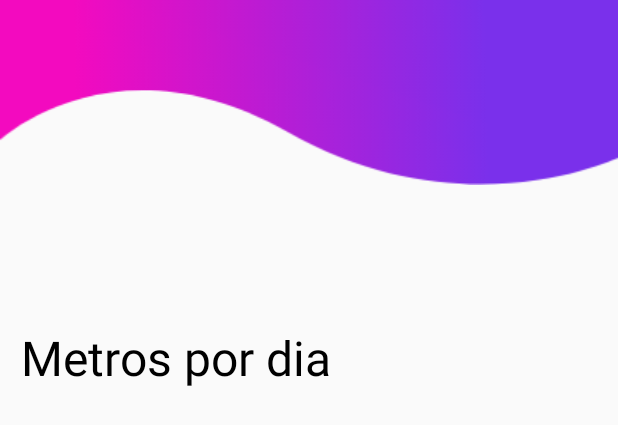
After one commit to SOA-2021/RecuperARte, an Android app: the layout activity_mt_per_day_stats.xml on its own in the app's theme, with its tools: preview values and no code run, on a phone screen of 412 x 824 dp. The commit adds this screen. Shown: the top 425 px of the screen. Run offline under Robolectric (Android 15) with nearby library versions, the phone set to English and light mode, and no system bars.

Commit message:
Comienzo de tabla de MtPerDay

```diff
--- a/app/src/main/AndroidManifest.xml
+++ b/app/src/main/AndroidManifest.xml
@@ -17,6 +17,9 @@
         android:theme="@style/AppTheme"
         android:usesCleartextTraffic="true">
         <activity
+            android:name=".view.MtPerDayStats"
+            android:exported="true" />
+        <activity
             android:name=".view.MainActivity"
             android:exported="true" />
         <activity
--- a/app/src/main/res/layout/activity_main.xml
+++ b/app/src/main/res/layout/activity_main.xml
@@ -7,7 +7,7 @@
     tools:context=".view.MainActivity">
 
     <Button
-        android:id="@+id/signup_button2"
+        android:id="@+id/mt_perday_button"
         android:layout_width="150dp"
         android:layout_height="wrap_content"
         android:layout_gravity="center"
@@ -42,7 +42,7 @@
         app:layout_constraintBottom_toBottomOf="parent"
         app:layout_constraintEnd_toEndOf="parent"
         app:layout_constraintStart_toStartOf="parent"
-        app:layout_constraintTop_toBottomOf="@+id/signup_button2" />
+        app:layout_constraintTop_toBottomOf="@+id/mt_perday_button" />
 
     <TextView
         android:id="@+id/textView2"
--- /dev/null
+++ b/app/src/main/res/layout/activity_mt_per_day_stats.xml
@@ -0,0 +1,58 @@
+<?xml version="1.0" encoding="utf-8"?>
+<androidx.constraintlayout.widget.ConstraintLayout xmlns:android="http://schemas.android.com/apk/res/android"
+    xmlns:app="http://schemas.android.com/apk/res-auto"
+    xmlns:tools="http://schemas.android.com/tools"
+    android:layout_width="match_parent"
+    android:layout_height="match_parent"
+    tools:context=".view.MtPerDayStats">
+
+    <TextView
+        android:id="@+id/textView3"
+        android:layout_width="wrap_content"
+        android:layout_height="wrap_content"
+        android:layout_marginBottom="564dp"
+        android:text="@string/mtperday_text"
+        android:textColor="@color/black"
+        android:textSize="32sp"
+        app:layout_constraintBottom_toBottomOf="parent"
+        app:layout_constraintEnd_toEndOf="parent"
+        app:layout_constraintHorizontal_bias="0.069"
+        app:layout_constraintStart_toStartOf="parent"
+        app:layout_constraintTop_toBottomOf="@+id/toolbar2"
+        app:layout_constraintVertical_bias="0.0" />
+
+    <androidx.appcompat.widget.Toolbar
+        android:id="@+id/toolbar4"
+        android:layout_width="match_parent"
+        android:layout_height="wrap_content"
+        android:background="@drawable/toolbar"
+        app:layout_constraintBottom_toBottomOf="parent"
+        app:layout_constraintStart_toStartOf="parent"
+        app:layout_constraintTop_toTopOf="parent"
+        app:layout_constraintVertical_bias="0.0" />
+
+    <TableLayout
+        android:id="@+id/table_mt_perday"
+        android:layout_width="409dp"
+        android:layout_height="561dp"
+        android:layout_marginTop="168dp"
+        app:layout_constraintTop_toTopOf="@+id/toolbar4"
+        tools:layout_editor_absoluteX="1dp">
+
+        <TableRow
+            android:layout_width="match_parent"
+            android:layout_height="match_parent" />
+
+        <TableRow
+            android:layout_width="match_parent"
+            android:layout_height="match_parent" />
+
+        <TableRow
+            android:layout_width="match_parent"
+            android:layout_height="match_parent" />
+
+        <TableRow
+            android:layout_width="match_parent"
+            android:layout_height="match_parent" />
+    </TableLayout>
+</androidx.constraintlayout.widget.ConstraintLayout>
```
Also changed, not shown: app/src/main/java/com/grupo15/recuperarte/view/MainActivity.java (+8 -0 lines), app/src/main/java/com/grupo15/recuperarte/view/MtPerDayStats.java (added, +31 -0 lines).
